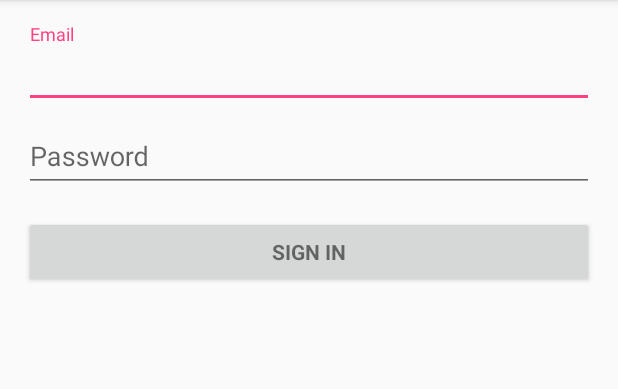
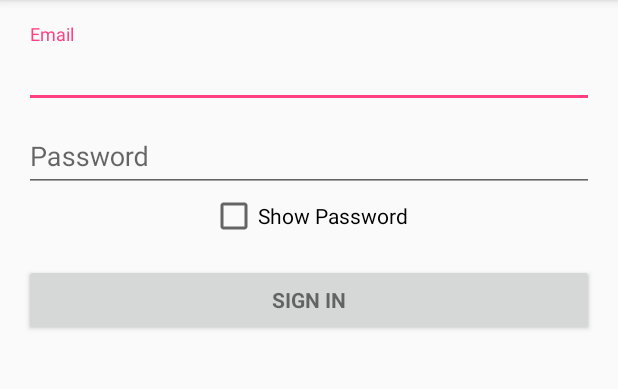
Before and after one commit to arya-sharma/MobileAppEvent, an Android app: the screen it shows after launch (LoginActivity), on a phone screen of 412 x 824 dp, the part 84-473 px from its top. Run offline under Robolectric (Android 15) with nearby library versions, the phone set to English and light mode, and no system bars; 2 statements that could not run were skipped.

Commit message:
show password login

```diff
--- a/app/src/main/res/layout/activity_login.xml
+++ b/app/src/main/res/layout/activity_login.xml
@@ -64,6 +64,12 @@
 
             </android.support.design.widget.TextInputLayout>
 
+            <CheckBox android:id="@+id/checkbox_password"
+                android:layout_width="wrap_content"
+                android:layout_height="wrap_content"
+                android:text="@string/show_password"
+                android:onClick="onShowPassword"/>
+
             <Button
                 android:id="@+id/email_sign_in_button"
                 style="?android:textAppearanceSmall"
--- a/app/src/main/res/values/strings.xml
+++ b/app/src/main/res/values/strings.xml
@@ -13,4 +13,5 @@
     <string name="permission_rationale">"Contacts permissions are needed for providing email
         completions."
     </string>
+    <string name="show_password">Show Password</string>
 </resources>
```
Also changed, not shown: app/src/main/java/io/oneinfinity/eventmanagement/LoginActivity.java (+16 -2 lines).
